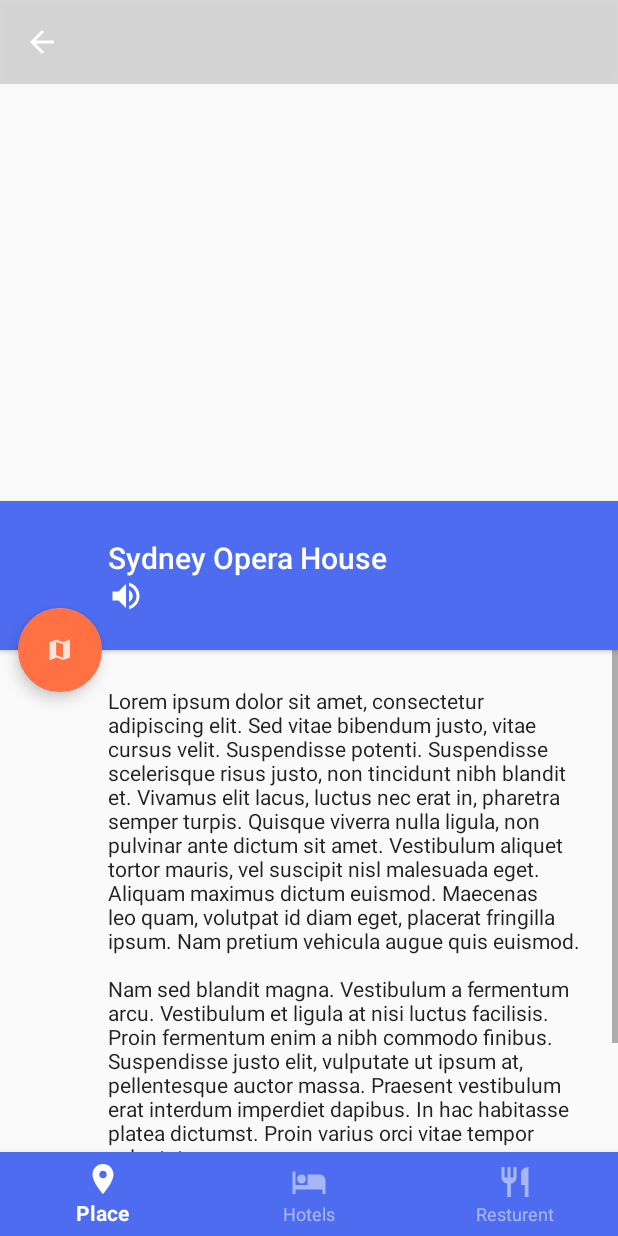
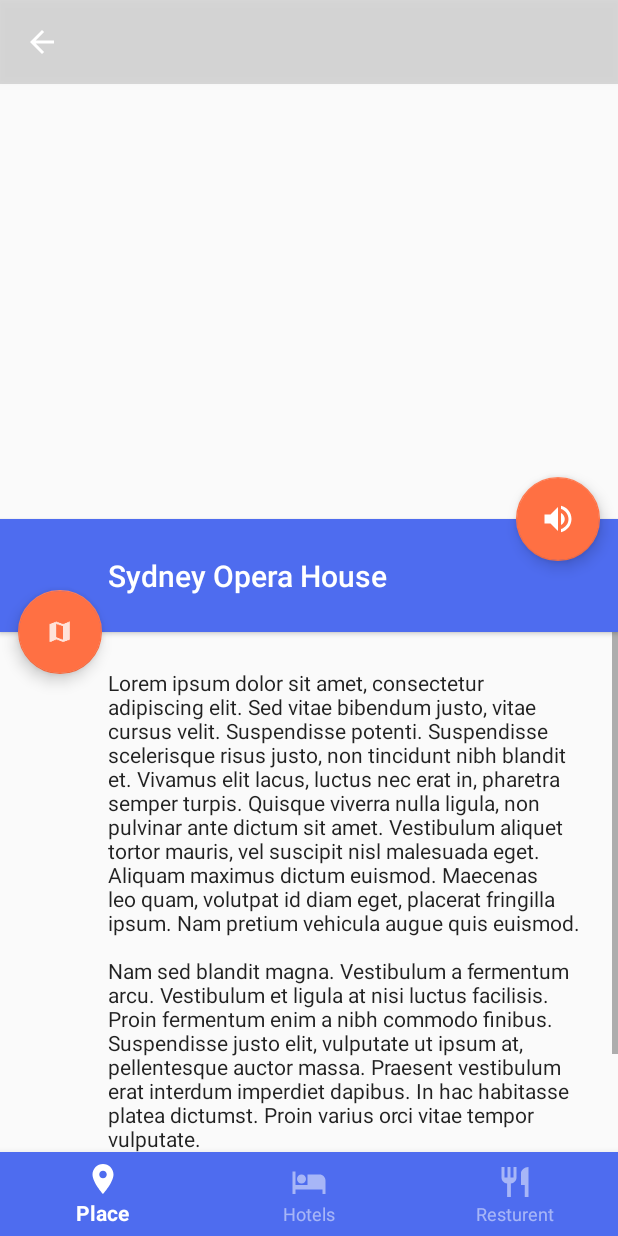
Before and after one commit to savanipoojan78/Tourist, an Android app: the DetailActivity screen opened directly, with no data from a screen before it, after a tap on "Sydney Opera House", on a phone screen of 412 x 824 dp. Run offline under Robolectric (Android 15) with nearby library versions, the phone set to English and light mode, and no system bars; libraries missing offline, so code that uses them is left out: com.google.maps.android; pictures from the network do not load; 4 statements that could not run were skipped.

```diff
--- a/Application/src/main/java/com/example/android/xyztouristattractions/ui/DetailActivity.java
+++ b/Application/src/main/java/com/example/android/xyztouristattractions/ui/DetailActivity.java
@@ -52,8 +52,7 @@ import static com.example.android.xyztouristattractions.provider.HotelAttraction
  */
 public class DetailActivity extends AppCompatActivity {
     private BottomNavigationView nav;
-    private Hotel hotel;
-    private TextToSpeech tts;
+
     private static final String EXTRA_ATTRACTION = "attraction";
 
     @TargetApi(Build.VERSION_CODES.LOLLIPOP)
@@ -78,7 +77,6 @@ public class DetailActivity extends AppCompatActivity {
     protected void onCreate(Bundle savedInstanceState) {
         super.onCreate(savedInstanceState);
         setContentView(R.layout.activity_main);
-        hotel = new Hotel();
         nav = (BottomNavigationView) findViewById(R.id.bottomnav);
         nav.setOnNavigationItemSelectedListener(new BottomNavigationView.OnNavigationItemSelectedListener() {
             @Override
--- a/Application/src/main/java/com/example/android/xyztouristattractions/ui/DetailFragment.java
+++ b/Application/src/main/java/com/example/android/xyztouristattractions/ui/DetailFragment.java
@@ -64,8 +64,7 @@ public class DetailFragment extends Fragment {
     private static final String EXTRA_HOTEL = "hotel";
     private Attraction mAttraction;
     private TextToSpeech tts;
-    private int keyCode;
-    // private HotelConstruction hotelConstruction;
+
 
     public static DetailFragment createInstance(String attractionName) {
         DetailFragment detailFragment = new DetailFragment();
@@ -157,6 +156,9 @@ public class DetailFragment extends Fragment {
     @Override
     public void onDestroy() {
         // Don't forget to shutdown tts!
+//        if(tts==null)
+//        {
+//        }
         if (tts != null) {
             tts.stop();
             tts.shutdown();
@@ -204,11 +206,7 @@ public class DetailFragment extends Fragment {
         }
     }
 
-    @Override
-    public void onDestroyView() {
-        tts.shutdown();
-        super.onDestroyView();
-    }
+
 
 
 }
--- a/Application/src/main/res/layout/fragment_detail.xml
+++ b/Application/src/main/res/layout/fragment_detail.xml
@@ -49,12 +49,6 @@
                 android:layout_height="wrap_content"
                 style="@style/TextAppearance.AppCompat.Subhead.Inverse" />
 
-            <ImageView
-                android:layout_width="wrap_content"
-                android:layout_height="wrap_content"
-                android:id="@+id/play"
-                android:src="@drawable/ic_volume_up_black_24dp"
-                android:tint="@color/white" />
         </LinearLayout>
 
         <ScrollView
@@ -81,13 +75,25 @@
 
     <android.support.design.widget.FloatingActionButton
         android:id="@+id/mapFab"
+        android:layout_width="wrap_content"
         android:layout_height="wrap_content"
-        android:layout_width="wrap_content"
+        android:layout_marginStart="@dimen/fab_margin"
+        android:clickable="true"
         android:src="@drawable/ic_action_map"
         app:layout_anchor="@id/textLayout"
         app:layout_anchorGravity="bottom|start"
-        app:rippleColor="@color/colorFabRipple"
-        android:layout_marginStart="@dimen/fab_margin"
-        android:clickable="true" />
+        app:rippleColor="@color/colorFabRipple" />
+
+    <android.support.design.widget.FloatingActionButton
+        android:id="@+id/play"
+        android:layout_width="match_parent"
+        android:layout_height="wrap_content"
+        android:layout_marginEnd="@dimen/fab_margin"
+        android:clickable="true"
+        android:src="@drawable/ic_volume_up_black_24dp"
+        android:tint="@color/white"
+        app:layout_anchor="@id/imageView"
+        app:layout_anchorGravity="bottom|end"
+        app:rippleColor="@color/colorFabRipple" />
 
 </android.support.design.widget.CoordinatorLayout>
```
Also changed, not shown: 49 other files.
